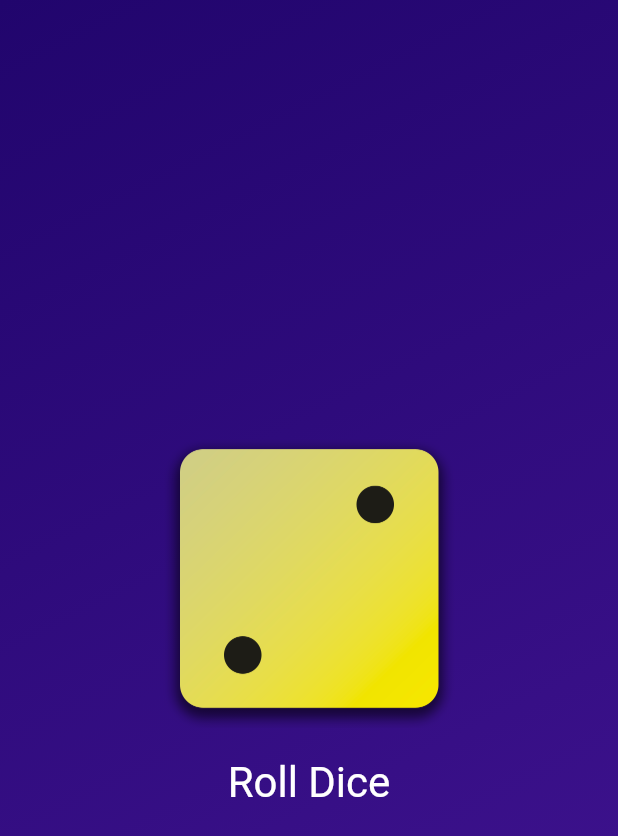
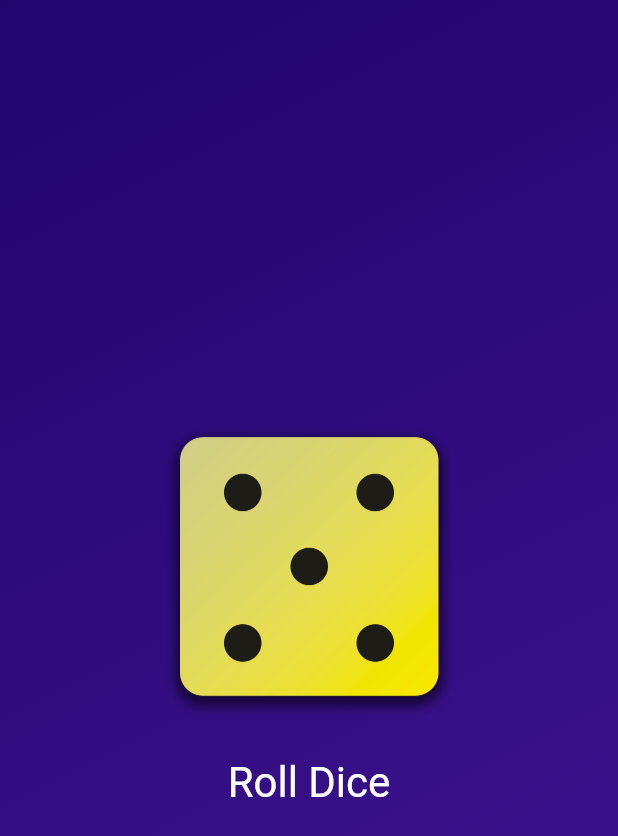
Before and after one commit to Ozurumba007/dice_roller_app, a Flutter app: the screen it shows after launch, after a tap on "Roll Dice", on a phone screen of 412 x 824 dp. Shown: the top 836 px of the screen. Run offline on Flutter 3.47's test engine with Material 2 defaults, Android fonts, the phone set to English and light mode, and no system bars.

Commit message:
added a sizedebox to the dice roller file \ finished application

```diff
--- a/lib/dice_roller.dart
+++ b/lib/dice_roller.dart
@@ -0,0 +1,41 @@
+import 'dart:math';
+import 'package:flutter/material.dart';
+
+class DiceRoller extends StatefulWidget {
+  const DiceRoller({super.key});
+
+  @override
+  State<DiceRoller> createState() => _DiceRollerState();
+}
+
+class _DiceRollerState extends State<DiceRoller> {
+  final randomizer = Random();
+  var currentDiceRoll = 2;
+
+  void rollDice() {
+    setState(() {
+      currentDiceRoll = randomizer.nextInt(6) + 1;
+    });
+  }
+
+  @override
+  Widget build(BuildContext context) {
+    return Column(
+      mainAxisSize: MainAxisSize.min,
+      children: [
+        Image.asset(
+          'assets/images/dice-$currentDiceRoll.png',
+          width: 200,
+        ),
+        SizedBox(height: 20),
+        TextButton(
+          onPressed: rollDice,
+          style: TextButton.styleFrom(
+              foregroundColor: Colors.white,
+              textStyle: const TextStyle(fontSize: 28)),
+          child: const Text('Roll Dice'),
+        ),
+      ],
+    );
+  }
+}
--- a/lib/gradient_container.dart
+++ b/lib/gradient_container.dart
@@ -1,22 +1,16 @@
 import 'package:flutter/material.dart';
+import 'package:picture_changer/dice_roller.dart';
 
 var startAlignment = Alignment.topLeft;
 var endAlignment = Alignment.bottomRight;
 
 // ignore: must_be_immutable
 class GradientContainer extends StatelessWidget {
-  GradientContainer({
+  const GradientContainer({
     super.key,
     required this.colors,
   });
   final List<Color> colors;
-
-  var activeDiceImage = 'assets/images/dice-2.png';
-
-  void rollDice() {
-    activeDiceImage = 'assets/images/dice-4.png';
-    print('Changing Image....');
-  }
 
   @override
   Widget build(context) {
@@ -28,24 +22,8 @@
           end: endAlignment,
         ),
       ),
-      child: Center(
-        child: Column(
-          mainAxisSize: MainAxisSize.min,
-          children: [
-            Image.asset(
-              activeDiceImage,
-              width: 200,
-            ),
-            TextButton(
-              onPressed: rollDice,
-              style: TextButton.styleFrom(
-                  padding: EdgeInsets.only(top: 20),
-                  foregroundColor: Colors.white,
-                  textStyle: const TextStyle(fontSize: 28)),
-              child: const Text('Roll Dice'),
-            ),
-          ],
-        ),
+      child: const Center(
+        child: DiceRoller(),
       ),
     );
   }
```
Also changed, not shown: 1 other file.
